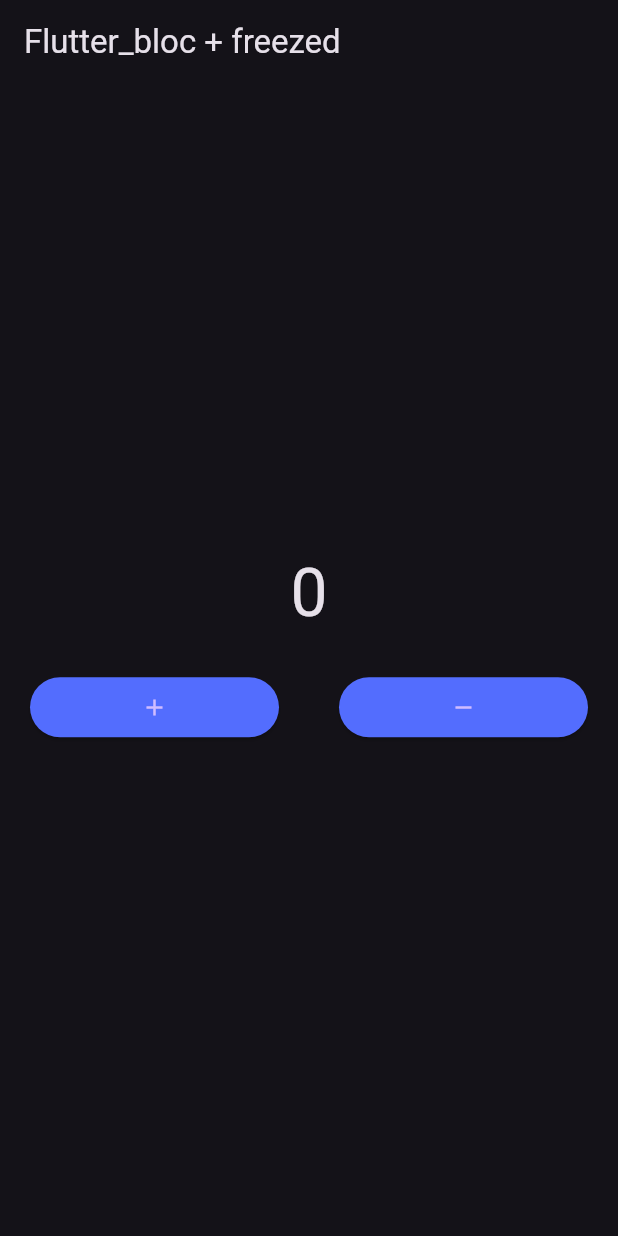
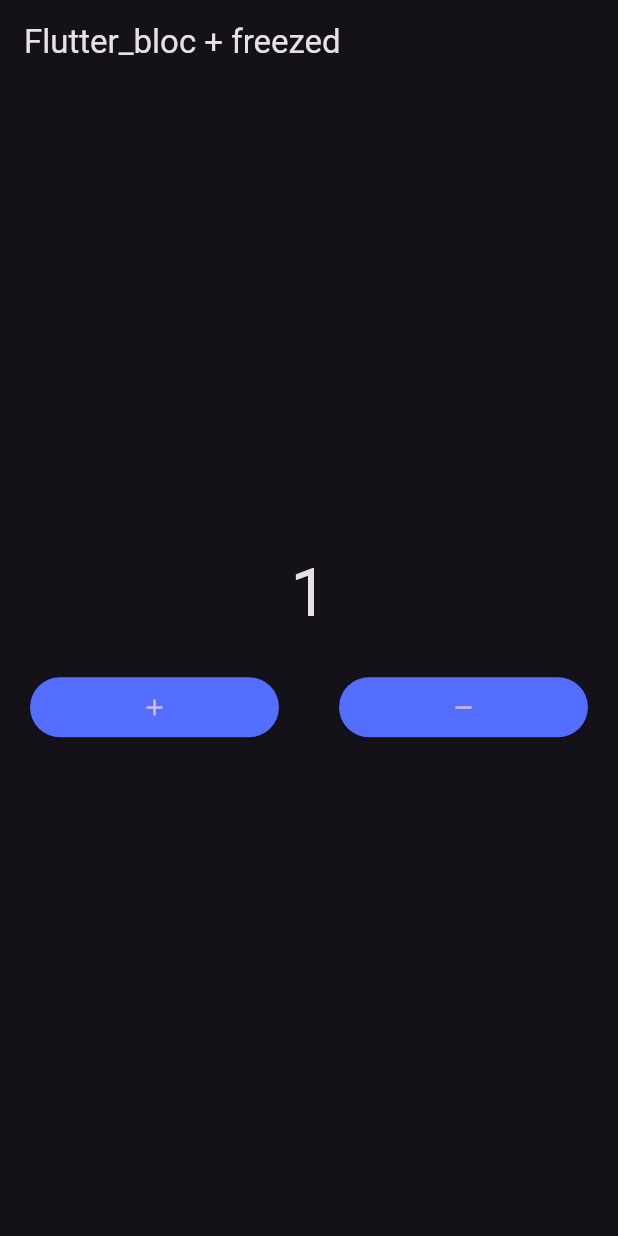
Before and after one commit to mirkogonzalezv/counter_bloc_freezed, a Flutter app: the screen it shows after launch, after a tap on the "add" icon, on a phone screen of 412 x 824 dp. Run offline on Flutter 3.47's test engine with Material 3 defaults, Android fonts, the phone set to English and light mode, and no system bars; our stand-ins replace flutter_bloc, freezed_annotation.

Commit message:
wip: finalización ejemplo counter app

```diff
--- a/lib/app.dart
+++ b/lib/app.dart
@@ -1,26 +1,36 @@
 import 'package:flutter/material.dart';
+import 'package:flutter_bloc/flutter_bloc.dart';
+
+import 'bloc/counter_bloc.dart';
 
 class MyApp extends StatelessWidget {
   const MyApp({super.key});
 
   @override
   Widget build(BuildContext context) {
-    return MaterialApp(
+    return BlocProvider(
+      create: (context) => CounterBloc(),
+      child: MaterialApp(
         title: 'Ejemplo Flutter_bloc con freezed',
         debugShowCheckedModeBanner: false,
         theme: ThemeData.dark(),
-      home: Scaffold(
+        home: BlocBuilder<CounterBloc, CounterState>(
+          builder: (context, state) {
+            return Scaffold(
               appBar: AppBar(
                 title: const Text('Flutter_bloc + freezed'),
               ),
               body: Column(
                 mainAxisAlignment: MainAxisAlignment.center,
                 children: [
-            const Center(
+                  Center(
                     // Contador
                     child: Text(
-                '0',
-                style: TextStyle(fontSize: 44),
+                      state.when(
+                        initial: () => '0',
+                        updateValue: (value) => value.toString(),
+                      ),
+                      style: const TextStyle(fontSize: 44),
                     ),
                   ),
                   Row(
@@ -31,7 +41,8 @@ class MyApp extends StatelessWidget {
                           child: ElevatedButton(
                             style: ElevatedButton.styleFrom(backgroundColor: Colors.indigoAccent.shade200),
                             onPressed: () {
-                        // Aquí llamaremos a la función del BloC
+                              // Aquí llamaremos a la función del BloC addValue
+                              context.read<CounterBloc>().add(const CounterEvent.addValue());
                             },
                             child: const Icon(Icons.add),
                           ),
@@ -43,7 +54,8 @@ class MyApp extends StatelessWidget {
                           child: ElevatedButton(
                             style: ElevatedButton.styleFrom(backgroundColor: Colors.indigoAccent.shade200),
                             onPressed: () {
-                        // Aquí llamaremos a la función del BloC
+                              // Aquí llamaremos a la función del BloC substractValue
+                              context.read<CounterBloc>().add(const CounterEvent.substractValue());
                             },
                             child: const Icon(Icons.remove),
                           ),
@@ -53,6 +65,9 @@ class MyApp extends StatelessWidget {
                   )
                 ],
               ),
+            );
+          },
+        ),
       ),
     );
   }
--- a/lib/bloc/counter_bloc.dart
+++ b/lib/bloc/counter_bloc.dart
@@ -9,11 +9,17 @@ class CounterBloc extends Bloc<CounterEvent, CounterState> {
   int screenValue = 0;
 
   CounterBloc() : super(const _Initial()) {
-    on<_AddOrSubstractValueEvent>(_addOrSubstractValueEvent);
+    on<_AddValueEvent>(_addValueEvent);
+    on<_SubstractValueEvent>(_substractValueEvent);
   }
 
-  _addOrSubstractValueEvent(_AddOrSubstractValueEvent event, Emitter<CounterState> emit) {
-    screenValue += event.value;
+  _addValueEvent(_AddValueEvent event, Emitter<CounterState> emit) {
+    screenValue += 1;
+    emit(CounterState.updateValue(value: screenValue));
+  }
+
+  _substractValueEvent(_SubstractValueEvent evet, Emitter<CounterState> emit) {
+    screenValue -= 1;
     emit(CounterState.updateValue(value: screenValue));
   }
 }
--- a/lib/bloc/counter_event.dart
+++ b/lib/bloc/counter_event.dart
@@ -2,6 +2,6 @@ part of 'counter_bloc.dart';
 
 @freezed
 class CounterEvent with _$CounterEvent {
-  const factory CounterEvent.started() = _Started;
-  const factory CounterEvent.addOrSubstractValue({required int value}) = _AddOrSubstractValueEvent;
+  const factory CounterEvent.addValue() = _AddValueEvent;
+  const factory CounterEvent.substractValue() = _SubstractValueEvent;
 }
```
Also changed, not shown: lib/bloc/counter_bloc.freezed.dart. Lines whose indentation alone changed are shown as unchanged.
